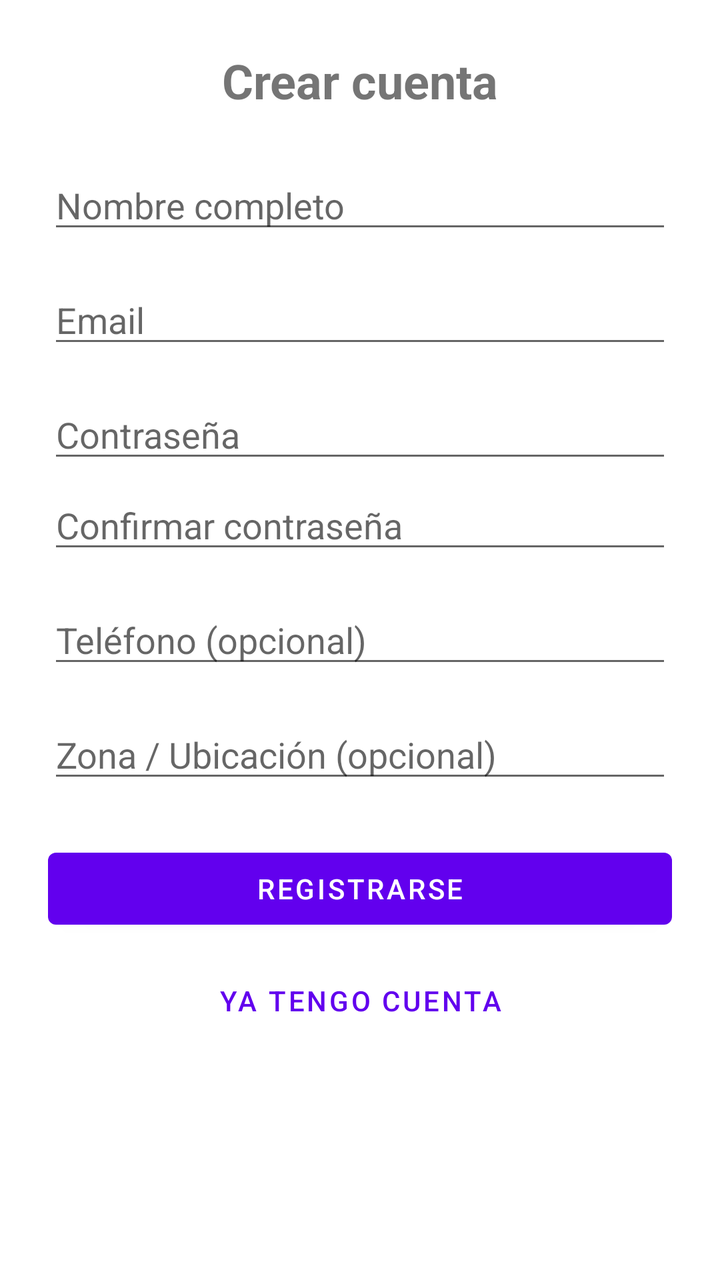
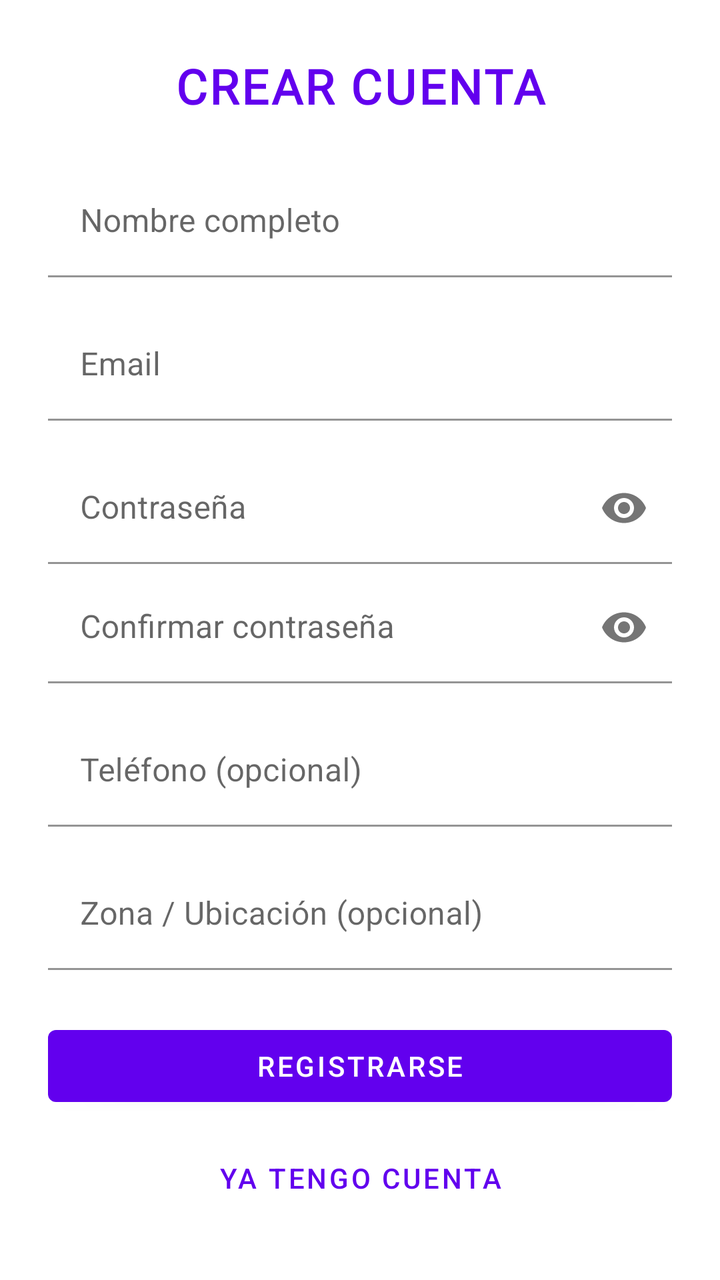

Before-and-after screenshots of an Android layout around one commit, followed by the original layout XML and the change that was made.
<!-- AndroidManifest.xml: application theme Theme.TPRondaGrupo2 -->
<!-- res/layout/fragment_register.xml -->
<?xml version="1.0" encoding="utf-8"?>
<ScrollView xmlns:android="http://schemas.android.com/apk/res/android"
    android:layout_width="match_parent"
    android:layout_height="match_parent"
    android:fillViewport="true">

<LinearLayout
    android:layout_width="match_parent"
    android:layout_height="wrap_content"
    android:gravity="center_horizontal"
    android:orientation="vertical"
    android:padding="24dp">

    <TextView
        android:layout_width="match_parent"
        android:layout_height="wrap_content"
        android:layout_marginBottom="24dp"
        android:gravity="center"
        android:text="Crear cuenta"
        android:textSize="24sp"
        android:textStyle="bold" />

    <EditText
        android:id="@+id/etNombre"
        android:layout_width="match_parent"
        android:layout_height="wrap_content"
        android:layout_marginBottom="16dp"
        android:autofillHints="name"
        android:hint="Nombre completo"
        android:inputType="textPersonName" />

    <EditText
        android:id="@+id/etEmail"
        android:layout_width="match_parent"
        android:layout_height="wrap_content"
        android:layout_marginBottom="16dp"
        android:autofillHints="emailAddress"
        android:hint="Email"
        android:inputType="textEmailAddress" />

    <EditText
        android:id="@+id/etPassword"
        android:layout_width="match_parent"
        android:layout_height="wrap_content"
        android:layout_marginBottom="4dp"
        android:autofillHints="password"
        android:hint="Contraseña"
        android:inputType="textPassword" />

    
    <TextView
        android:id="@+id/tvPasswordStrength"
        android:layout_width="match_parent"
        android:layout_height="wrap_content"
        android:layout_marginBottom="12dp"
        android:textSize="12sp"
        android:visibility="gone" />

    <EditText
        android:id="@+id/etConfirmPassword"
        android:layout_width="match_parent"
        android:layout_height="wrap_content"
        android:layout_marginBottom="16dp"
        android:autofillHints="password"
        android:hint="Confirmar contraseña"
        android:inputType="textPassword" />

    <EditText
        android:id="@+id/etTelefono"
        android:layout_width="match_parent"
        android:layout_height="wrap_content"
        android:layout_marginBottom="16dp"
        android:autofillHints="phone"
        android:hint="Teléfono (opcional)"
        android:inputType="phone" />

    <AutoCompleteTextView
        android:id="@+id/etZona"
        android:layout_width="match_parent"
        android:layout_height="wrap_content"
        android:layout_marginBottom="16dp"
        android:completionThreshold="1"
        android:hint="Zona / Ubicación (opcional)"
        android:inputType="text" />

    <TextView
        android:id="@+id/tvError"
        android:layout_width="match_parent"
        android:layout_height="wrap_content"
        android:layout_marginBottom="8dp"
        android:gravity="center"
        android:textColor="@android:color/holo_red_dark"
        android:visibility="gone" />

    <ProgressBar
        android:id="@+id/progressBar"
        android:layout_width="wrap_content"
        android:layout_height="wrap_content"
        android:layout_gravity="center"
        android:layout_marginBottom="8dp"
        android:visibility="gone" />

    <Button
        android:id="@+id/btnRegister"
        android:layout_width="match_parent"
        android:layout_height="wrap_content"
        android:layout_marginTop="8dp"
        android:text="Registrarse" />

    <Button
        android:id="@+id/btnGoLogin"
        style="?attr/borderlessButtonStyle"
        android:layout_width="match_parent"
        android:layout_height="wrap_content"
        android:layout_marginTop="8dp"
        android:text="Ya tengo cuenta" />

</LinearLayout>
</ScrollView>
<!-- resources referenced by this layout -->
<resources>
  <style name="Theme.TPRondaGrupo2" parent="Theme.MaterialComponents.DayNight.NoActionBar">
          
          <item name="colorPrimary">@color/purple_500</item>
          <item name="colorPrimaryVariant">@color/purple_700</item>
          <item name="colorOnPrimary">@color/white</item>
          
          <item name="colorSecondary">@color/teal_200</item>
          <item name="colorSecondaryVariant">@color/teal_700</item>
          <item name="colorOnSecondary">@color/black</item>
          
          <item name="android:statusBarColor">?attr/colorPrimaryVariant</item>
          
      </style>
  <color name="purple_500">#FF6200EE</color>
  <color name="purple_700">#FF3700B3</color>
  <color name="white">#FFFFFFFF</color>
  <color name="teal_200">#FF03DAC5</color>
  <color name="teal_700">#FF018786</color>
  <color name="black">#FF000000</color>
</resources>

<!-- the commit's change to res/layout/fragment_register.xml (unified diff, before → after) -->
@@ -1,13 +1,14 @@
 <?xml version="1.0" encoding="utf-8"?>
 <ScrollView xmlns:android="http://schemas.android.com/apk/res/android"
+    xmlns:app="http://schemas.android.com/apk/res-auto"
     android:layout_width="match_parent"
     android:layout_height="match_parent"
     android:fillViewport="true">
 
 <LinearLayout
     android:layout_width="match_parent"
-    android:layout_height="wrap_content"
-    android:gravity="center_horizontal"
+    android:layout_height="match_parent"
+    android:gravity="center_horizontal|center_vertical"
     android:orientation="vertical"
     android:padding="24dp">
 
@@ -16,36 +17,59 @@
         android:layout_height="wrap_content"
         android:layout_marginBottom="24dp"
         android:gravity="center"
+        style="@style/RondaTitle"
         android:text="Crear cuenta"
         android:textSize="24sp"
         android:textStyle="bold" />
 
-    <EditText
-        android:id="@+id/etNombre"
+    <com.google.android.material.textfield.TextInputLayout
+        style="@style/Ronda.TextInputLayout"
         android:layout_width="match_parent"
         android:layout_height="wrap_content"
-        android:layout_marginBottom="16dp"
-        android:autofillHints="name"
-        android:hint="Nombre completo"
-        android:inputType="textPersonName" />
+        android:layout_marginBottom="16dp">
 
-    <EditText
-        android:id="@+id/etEmail"
+        <com.google.android.material.textfield.TextInputEditText
+            android:id="@+id/etNombre"
+            android:layout_width="match_parent"
+            android:layout_height="wrap_content"
+            android:autofillHints="name"
+            android:hint="Nombre completo"
+            android:inputType="textPersonName" />
+
+    </com.google.android.material.textfield.TextInputLayout>
+
+    <com.google.android.material.textfield.TextInputLayout
+        style="@style/Ronda.TextInputLayout"
         android:layout_width="match_parent"
         android:layout_height="wrap_content"
-        android:layout_marginBottom="16dp"
-        android:autofillHints="emailAddress"
-        android:hint="Email"
-        android:inputType="textEmailAddress" />
+        android:layout_marginBottom="16dp">
 
-    <EditText
-        android:id="@+id/etPassword"
+        <com.google.android.material.textfield.TextInputEditText
+            android:id="@+id/etEmail"
+            android:layout_width="match_parent"
+            android:layout_height="wrap_content"
+            android:autofillHints="emailAddress"
+            android:hint="Email"
+            android:inputType="textEmailAddress" />
+
+    </com.google.android.material.textfield.TextInputLayout>
+
+    <com.google.android.material.textfield.TextInputLayout
+        style="@style/Ronda.TextInputLayout"
         android:layout_width="match_parent"
         android:layout_height="wrap_content"
         android:layout_marginBottom="4dp"
-        android:autofillHints="password"
-        android:hint="Contraseña"
-        android:inputType="textPassword" />
+        app:passwordToggleEnabled="true">
+
+        <com.google.android.material.textfield.TextInputEditText
+            android:id="@+id/etPassword"
+            android:layout_width="match_parent"
+            android:layout_height="wrap_content"
+            android:autofillHints="password"
+            android:hint="Contraseña"
+            android:inputType="textPassword" />
+
+    </com.google.android.material.textfield.TextInputLayout>
 
     
     <TextView
@@ -56,32 +80,54 @@
         android:textSize="12sp"
         android:visibility="gone" />
 
-    <EditText
-        android:id="@+id/etConfirmPassword"
+    <com.google.android.material.textfield.TextInputLayout
+        style="@style/Ronda.TextInputLayout"
         android:layout_width="match_parent"
         android:layout_height="wrap_content"
         android:layout_marginBottom="16dp"
-        android:autofillHints="password"
-        android:hint="Confirmar contraseña"
-        android:inputType="textPassword" />
+        app:passwordToggleEnabled="true">
 
-    <EditText
-        android:id="@+id/etTelefono"
+        <com.google.android.material.textfield.TextInputEditText
+            android:id="@+id/etConfirmPassword"
+            android:layout_width="match_parent"
+            android:layout_height="wrap_content"
+            android:autofillHints="password"
+            android:hint="Confirmar contraseña"
+            android:inputType="textPassword" />
+
+    </com.google.android.material.textfield.TextInputLayout>
+
+    <com.google.android.material.textfield.TextInputLayout
+        style="@style/Ronda.TextInputLayout"
         android:layout_width="match_parent"
         android:layout_height="wrap_content"
-        android:layout_marginBottom="16dp"
-        android:autofillHints="phone"
-        android:hint="Teléfono (opcional)"
-        android:inputType="phone" />
+        android:layout_marginBottom="16dp">
 
-    <AutoCompleteTextView
-        android:id="@+id/etZona"
+        <com.google.android.material.textfield.TextInputEditText
+            android:id="@+id/etTelefono"
+            android:layout_width="match_parent"
+            android:layout_height="wrap_content"
+            android:autofillHints="phone"
+            android:hint="Teléfono (opcional)"
+            android:inputType="phone" />
+
+    </com.google.android.material.textfield.TextInputLayout>
+
+    <com.google.android.material.textfield.TextInputLayout
+        style="@style/Ronda.TextInputLayout"
         android:layout_width="match_parent"
         android:layout_height="wrap_content"
-        android:layout_marginBottom="16dp"
-        android:completionThreshold="1"
-        android:hint="Zona / Ubicación (opcional)"
-        android:inputType="text" />
+        android:layout_marginBottom="16dp">
+
+        <com.google.android.material.textfield.MaterialAutoCompleteTextView
+            style="@style/Widget.MaterialComponents.AutoCompleteTextView.FilledBox"
+            android:id="@+id/etZona"
+            android:layout_width="match_parent"
+            android:layout_height="wrap_content"
+            android:hint="Zona / Ubicación (opcional)"
+            android:inputType="text" />
+
+    </com.google.android.material.textfield.TextInputLayout>
 
     <TextView
         android:id="@+id/tvError"
<!-- resource entries referenced after the edit -->
@@ -1,5 +1,18 @@
 <!-- resources referenced by this layout -->
 <resources>
+  <style name="Ronda.TextInputLayout" parent="Widget.MaterialComponents.TextInputLayout.FilledBox">
+          <item name="boxBackgroundColor">@android:color/transparent</item>
+          <item name="boxStrokeColor">@color/purple_500</item>
+          <item name="hintTextColor">@color/purple_500</item>
+          <item name="boxStrokeWidth">1dp</item>
+          <item name="boxStrokeWidthFocused">2dp</item>
+      </style>
+  <style name="RondaTitle">
+          <item name="android:textColor">@color/purple_500</item>
+          <item name="android:fontFamily">@font/montserrat_semibold</item>
+          <item name="android:textAllCaps">true</item>
+          <item name="android:letterSpacing">0.05</item>
+      </style>
   <style name="Theme.TPRondaGrupo2" parent="Theme.MaterialComponents.DayNight.NoActionBar">
           
           <item name="colorPrimary">@color/purple_500</item>
@@ -11,7 +24,6 @@
           <item name="colorOnSecondary">@color/black</item>
           
           <item name="android:statusBarColor">?attr/colorPrimaryVariant</item>
-          
       </style>
   <color name="purple_500">#FF6200EE</color>
   <color name="purple_700">#FF3700B3</color>
